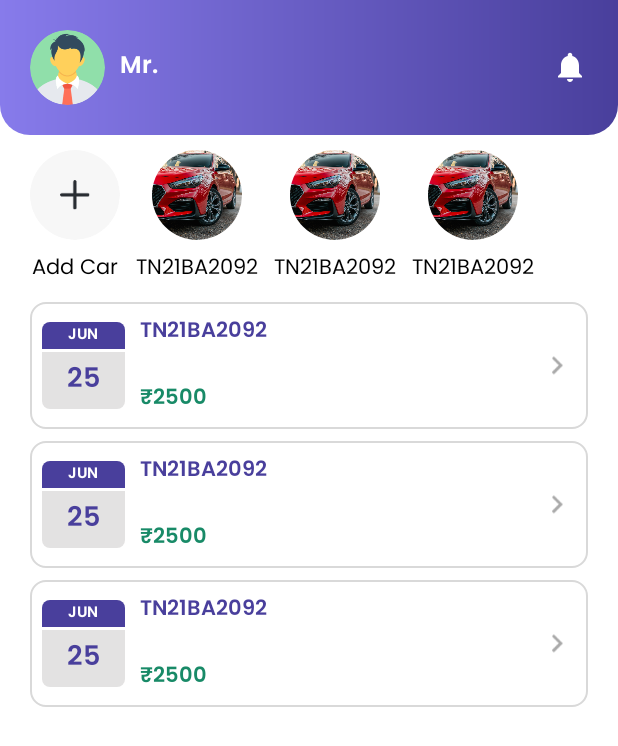
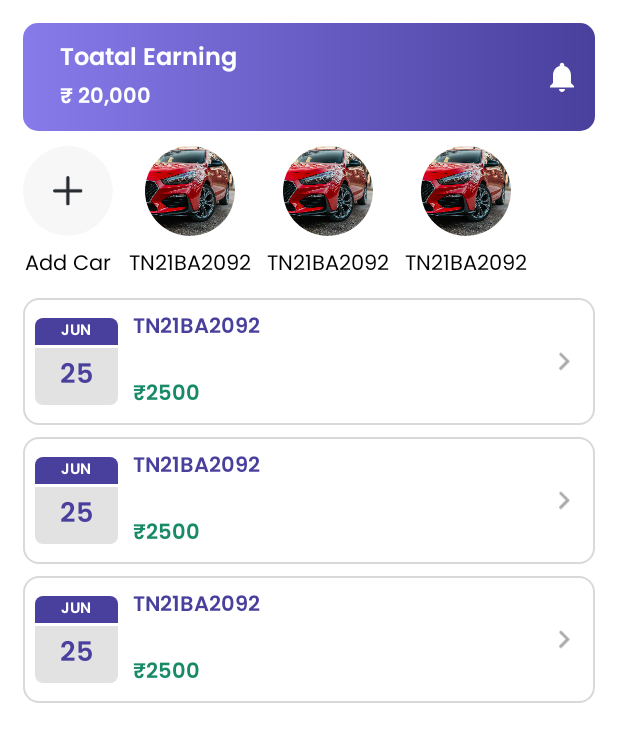
Before and after one commit to sivaneshkkf/Taxi-Bill, an Android app: the layout fragment_home_.xml on its own in the app's theme, with its tools: preview values and no code run, on a phone screen of 412 x 824 dp. Shown: the top 746 px of the screen. Run offline under Robolectric (Android 15) with nearby library versions, the phone set to English and light mode, and no system bars.

Commit message:
Siva Commit offic(16-12-2023 18:29)

```diff
--- a/app/src/main/AndroidManifest.xml
+++ b/app/src/main/AndroidManifest.xml
@@ -21,7 +21,7 @@
         tools:targetApi="31">
         <activity
             android:name=".Activity.Bill_Generate_Activity"
-            android:exported="false"></activity>
+            android:exported="false"/>
         <activity
             android:name=".Activity.AddCar_Activity"
             android:exported="false"
--- a/app/src/main/java/com/example/taxibill/Activity/AddCar_Activity.java
+++ b/app/src/main/java/com/example/taxibill/Activity/AddCar_Activity.java
@@ -72,9 +72,8 @@ public class AddCar_Activity extends AppCompatActivity {
             @Override
             public void onClick(View v) {
                 ImagePicker.Companion.with(activity)
-                        .crop()
-                        .cropOval()
-                        .maxResultSize(512,512,true)
+                        .crop(16f,16f)
+                        .maxResultSize(1080,900,true)
                         .provider(ImageProvider.BOTH) //Or bothCameraGallery()
                         .createIntentFromDialog((Function1)(new Function1(){
                             public Object invoke(Object var1){
--- a/app/src/main/java/com/example/taxibill/MainActivity.java
+++ b/app/src/main/java/com/example/taxibill/MainActivity.java
@@ -47,9 +47,6 @@ public class MainActivity extends AppCompatActivity {
         setContentView(binding.getRoot());
         activity = this;
         binding.bottomNavigationView.setBackground(null);
-
-        Window w=getWindow();
-        StatusBar.setColorStatusBar(w,activity);
 
         dBhelper=new DBhelper(this);
         db=dBhelper.getReadableDatabase();
--- a/app/src/main/res/drawable/home_bg.xml
+++ b/app/src/main/res/drawable/home_bg.xml
@@ -1,7 +1,6 @@
 <?xml version="1.0" encoding="utf-8"?>
 <shape xmlns:android="http://schemas.android.com/apk/res/android">
-    <corners android:bottomLeftRadius="20dp"
-        android:bottomRightRadius="20dp"/>
+    <corners android:radius="10dp"/>
     <gradient
         android:startColor="@color/startColor"
         android:endColor="@color/endcolor"/>
--- a/app/src/main/res/layout/fragment_home_.xml
+++ b/app/src/main/res/layout/fragment_home_.xml
@@ -10,6 +10,8 @@
     <LinearLayout
         android:layout_width="match_parent"
         android:layout_height="wrap_content"
+        android:layout_marginTop="15dp"
+        android:layout_marginHorizontal="15dp"
         android:background="@drawable/home_bg"
         android:orientation="vertical">
 
@@ -17,8 +19,7 @@
         <LinearLayout
             android:layout_width="match_parent"
             android:layout_height="wrap_content"
-            android:layout_margin="20dp"
-            android:layout_marginHorizontal="20dp"
+            android:layout_margin="10dp"
             android:orientation="horizontal">
 
             <LinearLayout
@@ -26,25 +27,29 @@
                 android:layout_width="match_parent"
                 android:layout_height="wrap_content"
                 android:layout_weight="1"
-                android:orientation="horizontal">
-
-                <de.hdodenhof.circleimageview.CircleImageView
-                    android:id="@+id/profile_Pic"
-                    android:layout_width="50dp"
-                    android:layout_height="50dp"
-                    android:layout_gravity="center"
-                    android:src="@drawable/man" />
+                android:orientation="vertical">
 
                 <TextView
-                    android:id="@+id/profileName"
                     android:layout_width="match_parent"
                     android:layout_height="wrap_content"
                     android:layout_gravity="center"
                     android:layout_marginLeft="10dp"
                     android:fontFamily="@font/poppins_semibold"
-                    android:text="Mr."
+                    android:text="Toatal Earning"
                     android:textColor="@color/white"
                     android:textSize="16sp"
+                    android:textStyle="bold" />
+
+                <TextView
+                    android:id="@+id/earning"
+                    android:layout_width="match_parent"
+                    android:layout_height="wrap_content"
+                    android:layout_gravity="center"
+                    android:layout_marginLeft="10dp"
+                    android:fontFamily="@font/poppins_semibold"
+                    android:text="₹ 20,000"
+                    android:textColor="@color/white"
+                    android:textSize="14sp"
                     android:textStyle="bold" />
 
             </LinearLayout>
@@ -65,7 +70,7 @@
         android:layout_width="match_parent"
         android:layout_height="wrap_content"
         android:layout_marginTop="10dp"
-        android:layout_marginHorizontal="20dp"
+        android:layout_marginHorizontal="15dp"
         android:orientation="horizontal">
 
         <LinearLayout
@@ -105,7 +110,7 @@
     <LinearLayout
         android:layout_width="match_parent"
         android:layout_height="wrap_content"
-        android:layout_marginHorizontal="20dp"
+        android:layout_marginHorizontal="15dp"
         android:layout_marginTop="10dp"
         android:orientation="vertical">
         <androidx.recyclerview.widget.RecyclerView
--- a/app/src/main/res/values/themes.xml
+++ b/app/src/main/res/values/themes.xml
@@ -2,10 +2,10 @@
     <!-- Base application theme. -->
     <style name="Theme.AppCompat" parent="Theme.MaterialComponents.Light.NoActionBar">
         <item name="android:fontFamily">@font/poppins_regular</item>
-        <item name="android:forceDarkAllowed">true</item>
+        <item name="android:forceDarkAllowed">false</item>
         <!-- Status bar color. -->
         <item name="android:statusBarColor" >#ffffff</item>
-        <item name="android:windowLightStatusBar">false</item>
+        <item name="android:windowLightStatusBar">true</item>
 
         <!--BottomSheetDialog-->
         <!--        <item name="bottomSheetDialogTheme">@style/AppBottomSheetDialogTheme</item>-->
```
Also changed, not shown: app/src/main/java/com/example/taxibill/Activity/Bill_Generate_Activity.java (+0 -13 lines), app/src/main/java/com/example/taxibill/Fragment/Add_Fragment.java (+5 -2 lines), app/src/main/res/layout/activity_add_car.xml (+6 -4 lines), app/src/main/res/layout/fragment_add_.xml (+11 -10 lines).
